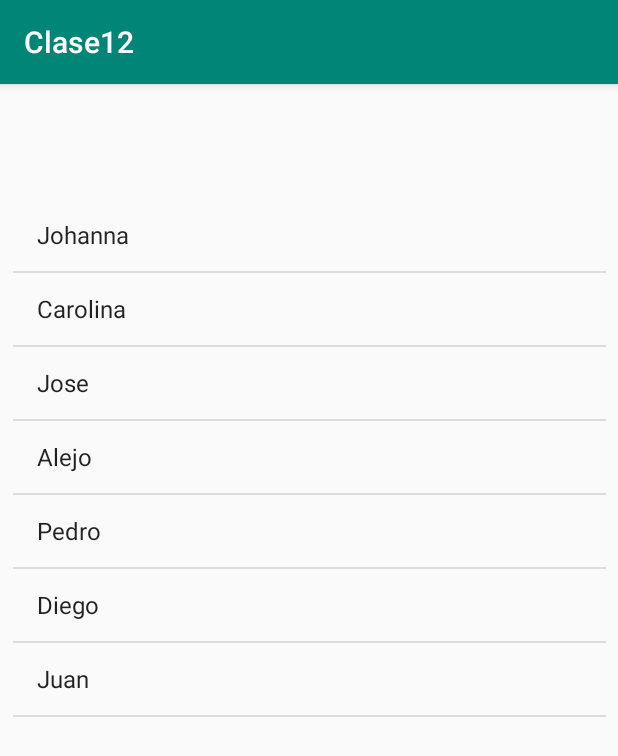
After one commit to 2019-a-gr2-moviles/mov-cerezo-ramirez-johanna-carolina, an Android app: the ListViewActivity screen opened directly, with no data from a screen before it, on a phone screen of 412 x 824 dp. The commit adds this screen. Shown: the top 756 px of the screen. Run offline under Robolectric (Android 15) with nearby library versions, the phone set to English and light mode, and no system bars.

Commit message:
Adaptadores, list views...

```diff
--- a/Clase12/app/build.gradle
+++ b/Clase12/app/build.gradle
@@ -27,6 +27,7 @@ dependencies {
     implementation "org.jetbrains.kotlin:kotlin-stdlib-jdk7:$kotlin_version"
     implementation 'com.android.support:appcompat-v7:28.0.0'
     implementation 'com.android.support.constraint:constraint-layout:1.1.3'
+    implementation 'com.android.support:design:28.0.0'
     testImplementation 'junit:junit:4.12'
     androidTestImplementation 'com.android.support.test:runner:1.0.2'
     androidTestImplementation 'com.android.support.test.espresso:espresso-core:3.0.2'
--- /dev/null
+++ b/Clase12/app/src/main/java/com/example/clase12/ListViewActivity.kt
@@ -0,0 +1,39 @@
+package com.example.clase12
+
+import android.support.v7.app.AppCompatActivity
+import android.os.Bundle
+import android.support.design.widget.Snackbar
+import android.util.Log
+import android.widget.AdapterView
+import android.widget.ArrayAdapter
+import kotlinx.android.synthetic.main.activity_list_view.*
+import kotlinx.android.synthetic.main.activity_main2.*
+
+class ListViewActivity : AppCompatActivity() {
+
+    override fun onCreate(savedInstanceState: Bundle?) {
+        super.onCreate(savedInstanceState)
+        setContentView(R.layout.activity_list_view)
+
+        val listaNames = arrayListOf<String>()
+        listaNames.add("Johanna")
+        listaNames.add("Carolina")
+        listaNames.add("Jose")
+        listaNames.add("Alejo")
+        listaNames.add("Pedro")
+        listaNames.add("Diego")
+        listaNames.add("Juan")
+
+        val adapter = ArrayAdapter(this, android.R.layout.simple_list_item_1,listaNames)
+        lv_ejemplo.adapter = adapter
+
+        lv_ejemplo.onItemClickListener = AdapterView.OnItemClickListener { parent, view, position, id ->
+            Log.i("list-view", "Posicion $position")
+
+            Snackbar.make(view, "Posicion $position", Snackbar.LENGTH_LONG)
+                .setAction("Action", null).show()
+        }
+
+
+    }
+}
--- /dev/null
+++ b/Clase12/app/src/main/res/layout/activity_list_view.xml
@@ -0,0 +1,17 @@
+<?xml version="1.0" encoding="utf-8"?>
+<android.support.constraint.ConstraintLayout
+        xmlns:android="http://schemas.android.com/apk/res/android"
+        xmlns:tools="http://schemas.android.com/tools"
+        xmlns:app="http://schemas.android.com/apk/res-auto"
+        android:layout_width="match_parent"
+        android:layout_height="match_parent"
+        tools:context=".ListViewActivity">
+
+    <ListView
+            android:layout_width="395dp"
+            android:layout_height="715dp"
+            app:layout_constraintTop_toTopOf="parent"
+            app:layout_constraintBottom_toBottomOf="parent" app:layout_constraintEnd_toEndOf="parent"
+            app:layout_constraintStart_toStartOf="parent"
+            android:id="@+id/lv_ejemplo" android:layout_marginTop="100dp"/>
+</android.support.constraint.ConstraintLayout>
--- /dev/null
+++ b/Clase12/app/src/main/res/values/dimens.xml
@@ -0,0 +1,3 @@
+<resources>
+    <dimen name="fab_margin">16dp</dimen>
+</resources>
--- a/Clase12/app/src/main/res/values/strings.xml
+++ b/Clase12/app/src/main/res/values/strings.xml
@@ -1,3 +1,4 @@
 <resources>
     <string name="app_name">Clase12</string>
+    <string name="title_activity_main2">Main2Activity</string>
 </resources>
--- a/Clase12/app/src/main/res/values/styles.xml
+++ b/Clase12/app/src/main/res/values/styles.xml
@@ -7,5 +7,11 @@
         <item name="colorPrimaryDark">@color/colorPrimaryDark</item>
         <item name="colorAccent">@color/colorAccent</item>
     </style>
+    <style name="AppTheme.NoActionBar">
+        <item name="windowActionBar">false</item>
+        <item name="windowNoTitle">true</item>
+    </style>
+    <style name="AppTheme.AppBarOverlay" parent="ThemeOverlay.AppCompat.Dark.ActionBar"/>
+    <style name="AppTheme.PopupOverlay" parent="ThemeOverlay.AppCompat.Light"/>
 
 </resources>
```
Also changed, not shown: Clase12/app/src/main/AndroidManifest.xml (+7 -0 lines), Clase12/app/src/main/java/com/example/clase12/Main2Activity.kt (added, +22 -0 lines), Clase12/app/src/main/java/com/example/clase12/MainActivity.kt (+11 -0 lines), Clase12/app/src/main/res/layout/activity_main.xml (+10 -0 lines), Clase12/app/src/main/res/layout/activity_main2.xml (added, +34 -0 lines), Clase12/app/src/main/res/layout/content_main2.xml (added, +12 -0 lines).
